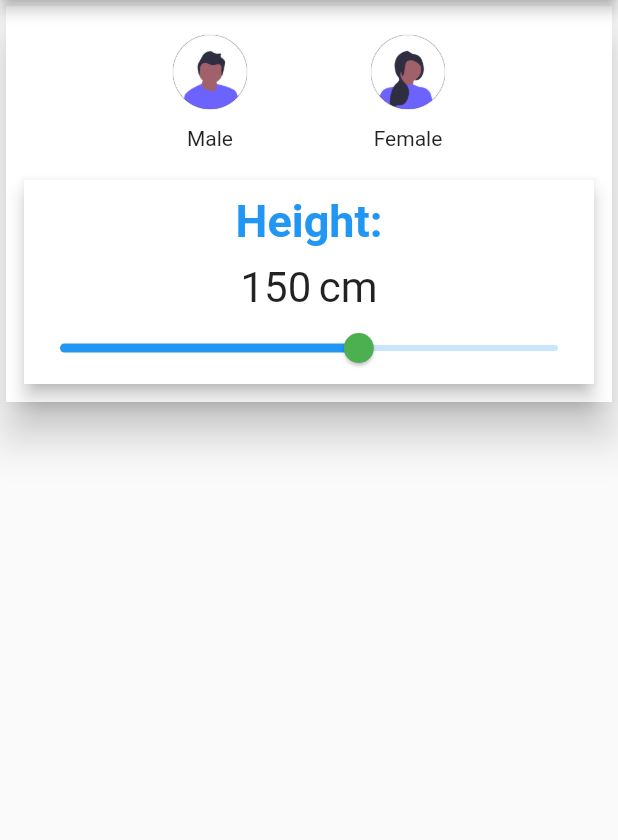
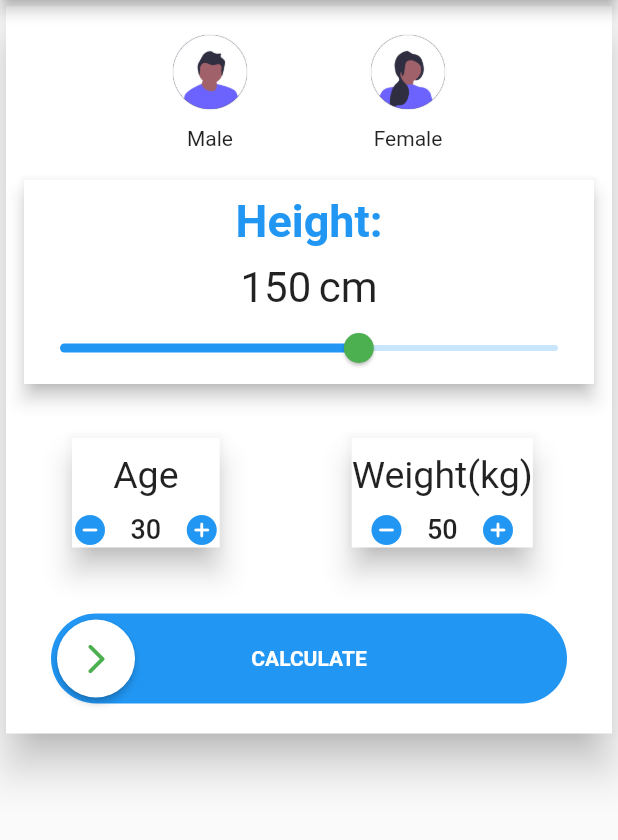
Before and after one commit to Prathamkumar18/BMI-calculator, a Flutter app: the screen it shows after launch, on a phone screen of 412 x 824 dp, the part 84-924 px from its top. Run offline on Flutter 3.47's test engine with Material 2 defaults, Android fonts, the phone set to English and light mode, and no system bars; drawn by our look-alikes of swipeable_button_view; our stand-ins replace google_fonts; missing offline and left inert: flutter_3d_choice_chip.

Commit message:
Age and Weight Section

```diff
--- a/lib/Pages/HomePage.dart
+++ b/lib/Pages/HomePage.dart
@@ -1,7 +1,11 @@
+import 'dart:math';
+
 import 'package:flutter/material.dart';
+import 'package:flutter_application_2/Widgets/age_weight.dart';
 import 'package:flutter_application_2/Widgets/gender_widgets.dart';
 import 'package:flutter_application_2/Widgets/height_widgets.dart';
 import 'package:google_fonts/google_fonts.dart';
+import 'package:swipeable_button_view/swipeable_button_view.dart';
 
 class HomePage extends StatefulWidget {
   const HomePage({super.key});
@@ -13,6 +17,10 @@ class HomePage extends StatefulWidget {
 class _HomePageState extends State<HomePage> {
   int _gender = 0;
   int _height = 150;
+  int _age = 30;
+  int _weight = 50;
+  bool _isFinished = false;
+  double _bmiScore = 0;
   @override
   Widget build(BuildContext context) {
     return Scaffold(
@@ -40,9 +48,55 @@ class _HomePageState extends State<HomePage> {
                 HeightWidgets(onChange: (htVal) {
                   _height = htVal;
                 }),
+                Row(
+                  children: [
+                    AgeWeightWidget(
+                        onChange: (ageVal) {
+                          _age = ageVal;
+                        },
+                        title: "Age",
+                        initValue: 30,
+                        min: 0,
+                        max: 100),
+                    AgeWeightWidget(
+                        onChange: (wtVal) {
+                          _weight = wtVal;
+                        },
+                        title: "Weight(kg)",
+                        initValue: 50,
+                        min: 0,
+                        max: 100),
+                  ],
+                ),
+                Padding(
+                  padding:
+                      EdgeInsets.symmetric(vertical: 20.0, horizontal: 30.0),
+                  child: SwipeableButtonView(
+                      onFinish: () {
+                        setState(() {
+                          _isFinished = false;
+                        });
+                      },
+                      onWaitingProcess: () {
+                        Future.delayed(Duration(seconds: 1), () {
+                          calculteBmi();
+                          setState(() {
+                            _isFinished = true;
+                          });
+                        });
+                      },
+                      activeColor: Colors.blue,
+                      buttonWidget: Icon(
+                        Icons.arrow_forward_ios_rounded,
+                        color: Colors.green,
+                      ),
+                      buttonText: "CALCULATE"),
+                )
               ],
             ),
           ),
         ));
   }
+
+  void calculteBmi() => _bmiScore = _weight / (pow(_height, 2));
 }
--- /dev/null
+++ b/lib/Widgets/age_weight.dart
@@ -0,0 +1,96 @@
+import 'package:flutter/cupertino.dart';
+import 'package:flutter/material.dart';
+
+class AgeWeightWidget extends StatefulWidget {
+  final Function(int) onChange;
+  final String title;
+  final int initValue;
+  final int min;
+  final int max;
+
+  const AgeWeightWidget(
+      {super.key,
+      required this.onChange,
+      required this.title,
+      required this.initValue,
+      required this.min,
+      required this.max});
+
+  @override
+  State<AgeWeightWidget> createState() => _AgeWeightWidgetState();
+}
+
+class _AgeWeightWidgetState extends State<AgeWeightWidget> {
+  int counter = 0;
+  @override
+  void initState() {
+    // TODO: implement initState
+    super.initState();
+    counter = widget.initValue;
+  }
+
+  @override
+  Widget build(BuildContext context) {
+    return Padding(
+      padding: EdgeInsets.symmetric(vertical: 20, horizontal: 40),
+      child: Card(
+        elevation: 8,
+        shape: RoundedRectangleBorder(),
+        child: Container(
+          child: Column(
+            mainAxisAlignment: MainAxisAlignment.center,
+            children: [
+              SizedBox(
+                height: 10,
+              ),
+              Text(
+                widget.title,
+                style: TextStyle(fontSize: 25),
+              ),
+              SizedBox(
+                height: 10,
+              ),
+              Row(
+                children: [
+                  InkWell(
+                      onTap: () {
+                        setState(() {
+                          if (counter > widget.min) {
+                            counter--;
+                          }
+                          widget.onChange(counter);
+                        });
+                      },
+                      child: Icon(Icons.remove_circle_rounded,
+                          color: Colors.blue)),
+                  SizedBox(
+                    width: 15,
+                  ),
+                  Text(
+                    "${counter}",
+                    style: TextStyle(fontSize: 18, fontWeight: FontWeight.w500),
+                    textAlign: TextAlign.center,
+                  ),
+                  SizedBox(
+                    width: 15,
+                  ),
+                  InkWell(
+                      onTap: () {
+                        setState(() {
+                          if (counter < widget.max) {
+                            counter++;
+                          }
+                          widget.onChange(counter);
+                        });
+                      },
+                      child:
+                          Icon(Icons.add_circle_rounded, color: Colors.blue)),
+                ],
+              )
+            ],
+          ),
+        ),
+      ),
+    );
+  }
+}
```
